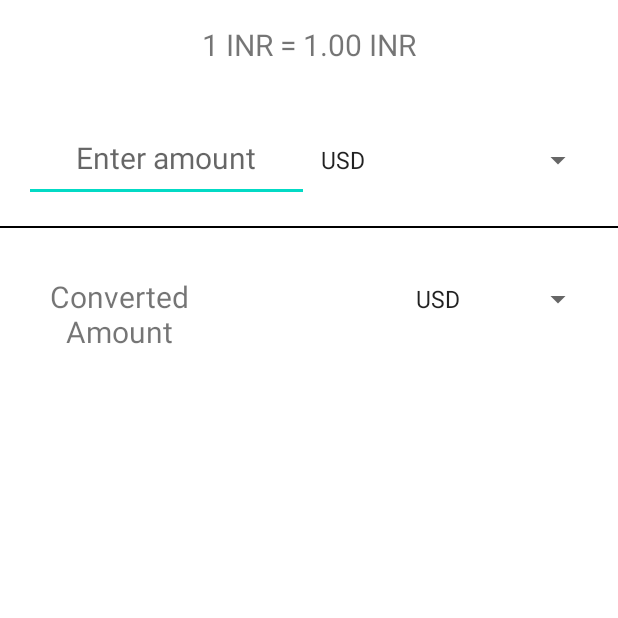
After one commit to shrey-royal/Android_Practice_Sunday, an Android app: the CurrencyConvert screen opened directly, with no data from a screen before it, on a phone screen of 412 x 824 dp, the top half of it. The commit adds this screen. Run offline under Robolectric (Android 15) with nearby library versions, the light colour scheme and no system bars.

Commit message:
Currency Converter

```diff
--- a/app/src/main/AndroidManifest.xml
+++ b/app/src/main/AndroidManifest.xml
@@ -11,6 +11,9 @@
         android:supportsRtl="true"
         android:theme="@style/Theme.Project_1"
         tools:targetApi="31">
+        <activity
+            android:name=".CurrencyConvert"
+            android:exported="false" />
         <activity
             android:name=".Basic_Calc"
             android:exported="false" />
--- /dev/null
+++ b/app/src/main/java/com/project_1/CurrencyConvert.java
@@ -0,0 +1,63 @@
+package com.project_1;
+
+import androidx.appcompat.app.AppCompatActivity;
+
+import android.os.Bundle;
+import android.view.View;
+import android.widget.AdapterView;
+import android.widget.ArrayAdapter;
+import android.widget.EditText;
+import android.widget.Spinner;
+import android.widget.TextView;
+
+public class CurrencyConvert extends AppCompatActivity implements AdapterView.OnItemSelectedListener {
+
+    private TextView mExchangeRate_tv;
+    private EditText mAmount_edtv;
+    private Spinner mInput_CS, mOutput_CS;
+
+    private String[] currencies = {"USD", "EUR", "GBP", "JPY", "CAD", "AUD", "CNY", "INR"};
+    private double[] exchange_Rate = {82.35, 88.79, 100.69, 109.28, 59.66, 54.78, 11.99, 1.00};
+
+    @Override
+    protected void onCreate(Bundle savedInstanceState) {
+        super.onCreate(savedInstanceState);
+        setContentView(R.layout.activity_currency_convert);
+
+        mExchangeRate_tv = findViewById(R.id.exchange_rate_tv);
+        mAmount_edtv = findViewById(R.id.amount_edt);
+        mInput_CS = findViewById(R.id.input_curr_spinner);
+        mOutput_CS = findViewById(R.id.output_currency_spinner);
+
+        ArrayAdapter<String> currencyAdapter = new ArrayAdapter<>(this, android.R.layout.simple_spinner_item, currencies);
+        currencyAdapter.setDropDownViewResource(android.R.layout.simple_spinner_dropdown_item);
+
+        mInput_CS.setAdapter(currencyAdapter);
+        mOutput_CS.setAdapter(currencyAdapter);
+
+        mInput_CS.setOnItemSelectedListener(this);
+        mOutput_CS.setOnItemSelectedListener(this);
+    }
+
+    @Override
+    public void onItemSelected(AdapterView<?> adapterView, View view, int i, long l) {
+        if(mAmount_edtv.getText().toString().isEmpty()) {
+            return;
+        }
+        double input_amt = Double.parseDouble(mAmount_edtv.getText().toString());
+        double inputExchangeRate = exchange_Rate[mInput_CS.getSelectedItemPosition()];
+        double outputExchangeRate = exchange_Rate[mOutput_CS.getSelectedItemPosition()];
+        double outputAmt = input_amt * inputExchangeRate / outputExchangeRate;
+
+        mExchangeRate_tv.setText(String.format("1 %s = %.2f %s", currencies[mInput_CS.getSelectedItemPosition()], inputExchangeRate / outputExchangeRate, currencies[mOutput_CS.getSelectedItemPosition()]));
+
+        TextView convertedAmt_tv = findViewById(R.id.converted_amount_tv);
+
+        convertedAmt_tv.setText(String.format("%.2f", outputAmt));
+    }
+
+    @Override
+    public void onNothingSelected(AdapterView<?> adapterView) {
+        //Do Nothing
+    }
+}
--- a/app/src/main/java/com/project_1/SplashActiivity.java
+++ b/app/src/main/java/com/project_1/SplashActiivity.java
@@ -20,7 +20,7 @@ public class SplashActiivity extends AppCompatActivity {
         new Handler().postDelayed(new Runnable() {
             @Override
             public void run() {
-                Intent i = new Intent(SplashActiivity.this, Recipe_App.class);
+                Intent i = new Intent(SplashActiivity.this, CurrencyConvert.class);
                 startActivity(i);
                 finish();
             }
--- /dev/null
+++ b/app/src/main/res/layout/activity_currency_convert.xml
@@ -0,0 +1,90 @@
+<?xml version="1.0" encoding="utf-8"?>
+<LinearLayout xmlns:android="http://schemas.android.com/apk/res/android"
+    xmlns:app="http://schemas.android.com/apk/res-auto"
+    xmlns:tools="http://schemas.android.com/tools"
+    android:layout_width="match_parent"
+    android:layout_height="match_parent"
+    android:orientation="vertical">
+
+    <TextView
+        android:id="@+id/exchange_rate_tv"
+        android:layout_width="match_parent"
+        android:layout_height="wrap_content"
+        android:padding="16dp"
+        android:text="1 INR = 1.00 INR"
+        android:textAlignment="center"
+        android:textSize="20sp" />
+
+    <LinearLayout
+        android:layout_width="match_parent"
+        android:layout_height="wrap_content"
+        android:layout_margin="16dp"
+        android:orientation="horizontal">
+
+    <EditText
+        android:id="@+id/amount_edt"
+        android:layout_width="0dp"
+        android:layout_height="wrap_content"
+        android:layout_weight="1"
+        android:hint="Enter amount"
+        android:inputType="numberDecimal"
+        android:padding="16dp"
+        android:textAlignment="center"
+        android:textSize="20sp"/>
+
+    <Spinner
+        android:id="@+id/input_curr_spinner"
+        android:layout_width="0dp"
+        android:layout_height="wrap_content"
+        android:layout_weight="1"
+        android:entries="@array/currencies"
+        android:prompt="@string/select_currency"
+        android:textSize="20sp" />
+
+    </LinearLayout>
+
+    <View
+        android:layout_width="match_parent"
+        android:layout_height="1dp"
+        android:background="@color/black" />
+
+
+    <LinearLayout
+        android:layout_width="match_parent"
+        android:layout_height="wrap_content"
+        android:layout_margin="16dp"
+        android:orientation="horizontal">
+
+        <TextView
+            android:layout_width="0dp"
+            android:layout_height="wrap_content"
+            android:layout_weight="1"
+            android:padding="16dp"
+            android:text="Converted Amount"
+            android:textAlignment="center"
+            android:textSize="20sp" />
+
+        <TextView
+            android:id="@+id/converted_amount_tv"
+            android:layout_width="0dp"
+            android:layout_height="wrap_content"
+            android:layout_weight="1"
+            android:padding="16dp"
+            android:text=""
+            android:textAlignment="center"
+            android:textSize="20sp" />
+
+        <Spinner
+            android:id="@+id/output_currency_spinner"
+            android:layout_width="0dp"
+            android:layout_height="wrap_content"
+            android:layout_weight="1"
+            android:entries="@array/currencies"
+            android:prompt="@string/select_currency"
+            android:textSize="20sp" />
+
+    </LinearLayout>
+
+
+
+</LinearLayout>
--- a/app/src/main/res/values/strings.xml
+++ b/app/src/main/res/values/strings.xml
@@ -9,4 +9,16 @@
     <string name="invalid_username">Not a valid username</string>
     <string name="invalid_password">Password must be >5 characters</string>
     <string name="login_failed">"Login failed"</string>
+    <string-array name="currencies">
+        <item>USD</item>
+        <item>EUR</item>
+        <item>GBP</item>
+        <item>JPY</item>
+        <item>CAD</item>
+        <item>AUD</item>
+        <item>CNY</item>
+        <item>INR</item>
+    </string-array>
+    <string name="select_currency">Select Currency</string>
+
 </resources>
```
